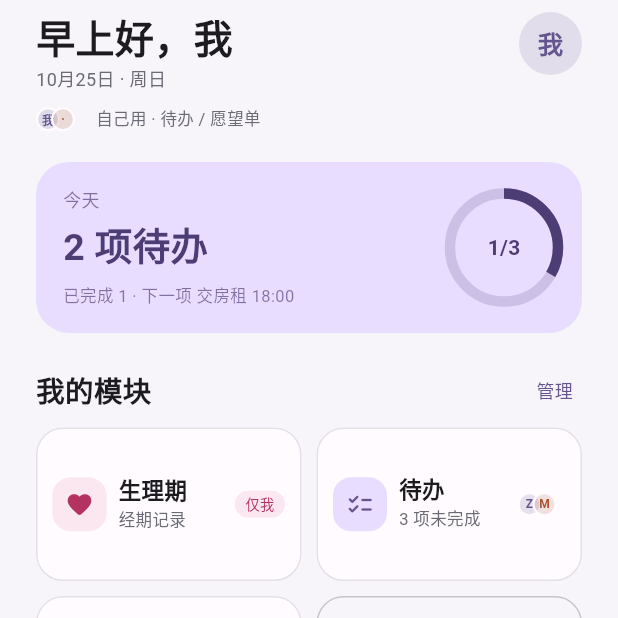
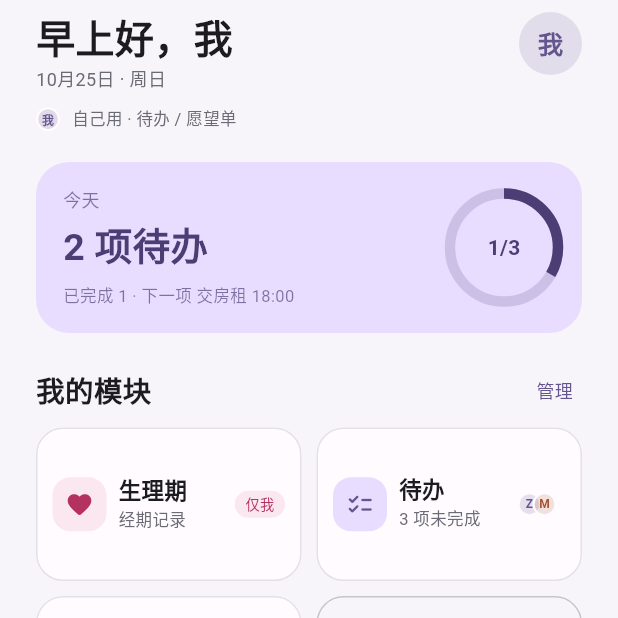
Before and after one commit to nikerck/airdog_mobile, a Flutter app: the HomePage screen opened directly, on a phone screen of 412 x 824 dp, the top half of it. Run offline on Flutter 3.47's test engine with Material 3 defaults, Android fonts, the phone set to English and light mode, and no system bars; our stand-ins replace dio, drift, drift_flutter, flutter_riverpod, flutter_secure_storage, go_router and 2 more; accounts and stored records are empty; generated files the repository leaves out were written again.

Commit message:
feat: 支持多人共享的文案与头像
之前「与 X 共享」只取第一个伙伴，多加人会显示不全。

- spaces_api 增加 pickPartners / sharingTitle：
  0 人「自己用」、1 人「与 A 共享」、2 人「与 A、B 共享」、
  3 人以上「与 A、B 等 N 人共享」
- partnersProvider（列表）+ partnerProvider（第一个，单人场景兼容）
- 首页头像组抽成公共 DuoAvatar：我 + 第一个伙伴，更多人折叠成 +N
- 我的页成员列表本来就是遍历，天然支持多人

新增 5 个文案单测 + 3 个 DuoAvatar 组件测试，共 62 个测试。

```diff
--- a/lib/core/api/api_providers.dart
+++ b/lib/core/api/api_providers.dart
@@ -83,8 +83,14 @@ final membersByIdProvider = Provider<Map<String, SpaceMember>>((ref) {
   return const {};
 });
 
-/// 共享给我的那个人（目前只支持一个人）。
+/// 共享空间里除我之外的所有人。
+final partnersProvider = Provider<List<SpaceMember>>((ref) {
+  final members = ref.watch(membersByIdProvider).values.toList();
+  return pickPartners(members);
+});
+
+/// 第一个共享伙伴（单人场景用；没有就 null）。
 final partnerProvider = Provider<SpaceMember?>((ref) {
-  final members = ref.watch(membersByIdProvider).values.toList();
-  return pickPartner(members);
+  final partners = ref.watch(partnersProvider);
+  return partners.isEmpty ? null : partners.first;
 });
--- a/lib/core/api/spaces_api.dart
+++ b/lib/core/api/spaces_api.dart
@@ -88,11 +88,29 @@ class SpacesApi {
 }
 
 /// 共享空间里「不是自己」的那个人；没有就返回 null。
+///
+/// 单伙伴场景（比如「只有 X 能编辑」）用这个；多人场景用 [pickPartners]。
 SpaceMember? pickPartner(List<SpaceMember> members) {
   for (final m in members) {
     if (!m.isMe) return m;
   }
   return null;
+}
+
+/// 共享空间里除我之外的所有人，按接口返回顺序。
+List<SpaceMember> pickPartners(List<SpaceMember> members) =>
+    [for (final m in members) if (!m.isMe) m];
+
+/// 「与 X 共享」这句文案。人多时只列前两个，其余折叠成「等 N 人」。
+String sharingTitle(List<SpaceMember> partners) {
+  if (partners.isEmpty) return '自己用';
+
+  final names =
+      partners.map((m) => m.name.trim()).where((n) => n.isNotEmpty).toList();
+  if (names.isEmpty) return '共享';
+  if (names.length == 1) return '与 ${names.first} 共享';
+  if (names.length == 2) return '与 ${names.join('、')} 共享';
+  return '与 ${names.take(2).join('、')} 等 ${names.length} 人共享';
 }
 
 /// id → 显示名。查不到就退回 id，再不行给个兜底词。
--- a/lib/features/home/home_page.dart
+++ b/lib/features/home/home_page.dart
@@ -4,6 +4,8 @@ import 'package:go_router/go_router.dart';
 
 import '../../app/theme/app_theme.dart';
 import '../../core/api/api_providers.dart';
+import '../../shared/widgets/duo_avatar.dart';
+import '../../core/api/spaces_api.dart';
 import '../../core/auth/auth_controller.dart';
 import '../../modules/module.dart';
 import '../../modules/registry.dart';
@@ -18,7 +20,7 @@ class HomePage extends ConsumerWidget {
     final theme = Theme.of(context);
     final muted = AppTheme.muted(context);
     final session = ref.watch(authProvider);
-    final partner = ref.watch(partnerProvider);
+    final partners = ref.watch(partnersProvider);
     final dashboard = ref.watch(dashboardProvider);
     final recent = ref.watch(recentProvider);
     final taglines = ref.watch(moduleTaglinesProvider);
@@ -55,16 +57,19 @@ class HomePage extends ConsumerWidget {
                       const SizedBox(height: 10),
                       Row(
                         children: [
-                          _DuoAvatar(
+                          DuoAvatar(
                             first: (session?.userName ?? '我').characters.first,
-                            second: partner?.initial ?? '·',
+                            second: partners.isEmpty
+                                ? null
+                                : (partners.first.initial.isEmpty
+                                    ? partners.first.name.substring(0, 1)
+                                    : partners.first.initial),
+                            extra: partners.length > 1 ? partners.length - 1 : 0,
                           ),
                           const SizedBox(width: 8),
                           Flexible(
                             child: Text(
-                              partner == null
-                                  ? '自己用 · ${sharedModules.map((m) => m.name).join(' / ')}'
-                                  : '与 ${partner.name} 共享 · ${sharedModules.map((m) => m.name).join(' / ')}',
+                              '${sharingTitle(partners)} · ${sharedModules.map((m) => m.name).join(' / ')}',
                               style: TextStyle(fontSize: 11, color: muted),
                               overflow: TextOverflow.ellipsis,
                             ),
@@ -389,53 +394,10 @@ class _ModuleCard extends StatelessWidget {
                   ),
                 )
               else
-                _DuoAvatar(first: 'Z', second: 'M'),
+                DuoAvatar(first: 'Z', second: 'M'),
             ],
           ),
         ),
-      ),
-    );
-  }
-}
-
-class _DuoAvatar extends StatelessWidget {
-  const _DuoAvatar({required this.first, required this.second});
-
-  final String first;
-  final String second;
-
-  @override
-  Widget build(BuildContext context) {
-    final theme = Theme.of(context);
-    return Row(
-      mainAxisSize: MainAxisSize.min,
-      children: [
-        _dot(theme, first, theme.colorScheme.primary, 0),
-        Transform.translate(
-          offset: const Offset(-6, 0),
-          child: _dot(theme, second, const Color(0xFFA6522E), 0),
-        ),
-      ],
-    );
-  }
-
-  Widget _dot(ThemeData theme, String text, Color color, double inset) {
-    return Container(
-      width: 16,
-      height: 16,
-      margin: EdgeInsets.only(left: inset),
-      decoration: BoxDecoration(
-        color: color.withValues(alpha: 0.16),
-        shape: BoxShape.circle,
-        border: Border.all(
-          color: theme.cardTheme.color ?? theme.colorScheme.surface,
-          width: 1.4,
-        ),
-      ),
-      alignment: Alignment.center,
-      child: Text(
-        text,
-        style: TextStyle(fontSize: 8, fontWeight: FontWeight.w700, color: color),
       ),
     );
   }
--- /dev/null
+++ b/lib/shared/widgets/duo_avatar.dart
@@ -0,0 +1,80 @@
+import 'package:flutter/material.dart';
+
+import '../../app/theme/app_theme.dart';
+
+/// 小圆形头像组：我 + 第一个伙伴，人再多就折叠成「+N」。
+class DuoAvatar extends StatelessWidget {
+  const DuoAvatar({
+    super.key,
+    required this.first,
+    this.second,
+    this.extra = 0,
+  });
+
+  /// 自己的头像字
+  final String first;
+
+  /// 第一个伙伴的头像字；没有伙伴时传 null，只画一个
+  final String? second;
+
+  /// 还有几个人没画出来
+  final int extra;
+
+  @override
+  Widget build(BuildContext context) {
+    final theme = Theme.of(context);
+    return Row(
+      mainAxisSize: MainAxisSize.min,
+      children: [
+        _dot(theme, first, theme.colorScheme.primary),
+        if (second != null)
+          Transform.translate(
+            offset: const Offset(-6, 0),
+            child: _dot(theme, second!, const Color(0xFFA6522E)),
+          ),
+        if (extra > 0)
+          Transform.translate(
+            offset: const Offset(-6, 0),
+            child: Container(
+              padding: const EdgeInsets.symmetric(horizontal: 4),
+              constraints: const BoxConstraints(minWidth: 16, minHeight: 16),
+              decoration: BoxDecoration(
+                color: theme.cardTheme.color ?? theme.colorScheme.surface,
+                shape: BoxShape.circle,
+                border: Border.all(color: theme.dividerColor, width: 1),
+              ),
+              alignment: Alignment.center,
+              child: Text(
+                '+$extra',
+                style: TextStyle(
+                  fontSize: 7,
+                  fontWeight: FontWeight.w700,
+                  color: AppTheme.muted(context),
+                ),
+              ),
+            ),
+          ),
+      ],
+    );
+  }
+
+  Widget _dot(ThemeData theme, String text, Color color) {
+    return Container(
+      width: 16,
+      height: 16,
+      decoration: BoxDecoration(
+        color: color.withValues(alpha: 0.16),
+        shape: BoxShape.circle,
+        border: Border.all(
+          color: theme.cardTheme.color ?? theme.colorScheme.surface,
+          width: 1.4,
+        ),
+      ),
+      alignment: Alignment.center,
+      child: Text(
+        text,
+        style: TextStyle(fontSize: 8, fontWeight: FontWeight.w700, color: color),
+      ),
+    );
+  }
+}
```
Also changed, not shown: 3 other files.
